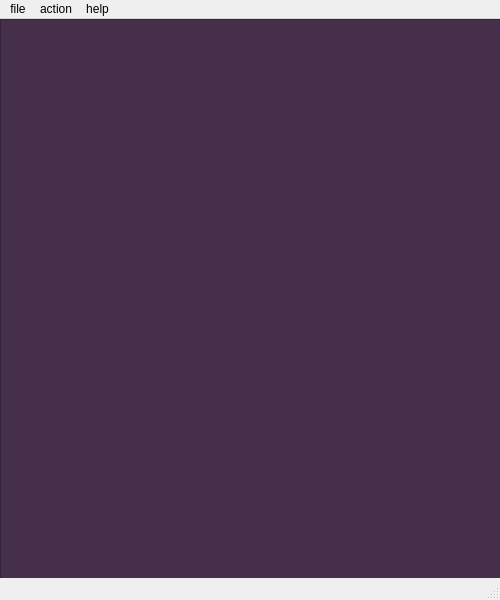
Before: the Qt Designer form mainwindow.ui in NimaPoshtiban/cmiuns-editor, drawn with Qt 5.
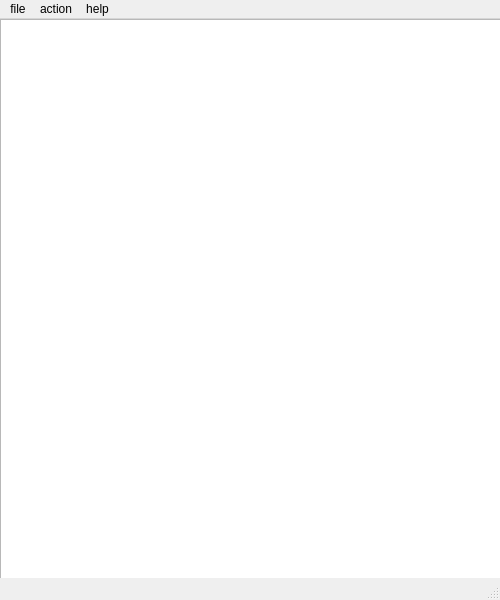
After: the same form once the commit is applied. Icons and pictures are not drawn.

Diff of the .ui file:
```diff
--- a/mainwindow.ui
+++ b/mainwindow.ui
@@ -89,9 +89,9 @@
         </font>
        </property>
        <property name="styleSheet">
-        <string notr="true">background-color: rgb(69, 47, 74);
+        <string notr="true">
 font: 500 12pt &quot;FiraMono Nerd Font Mono&quot;;
-color: rgb(62, 200, 94);</string>
+</string>
        </property>
       </widget>
      </item>
```
